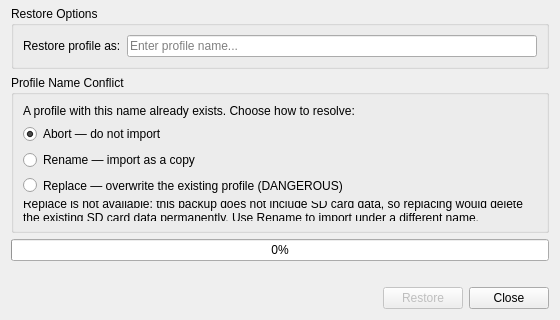
Qt form oscar/restoredialog.ui (tomasohara/OSCAR-SQL) before a commit; both pictures show x 0 to 560 and y 392 to 712 of the 560 by 712 pixel window.
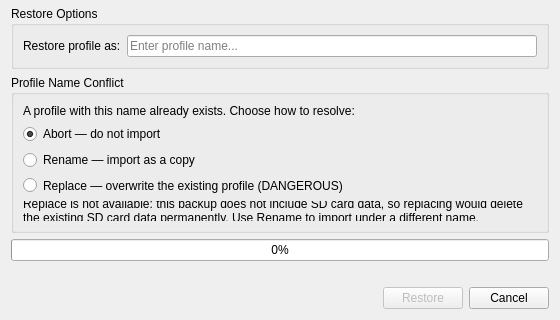
The same form after that commit.

Commit message:
Fix Restore dialog showing Close instead of Cancel
The dialog always dismisses itself on success (via accept()), so
the button should say Cancel at all times except during active
cancellation. Changed the UI default and onRestoreFailed() reset.

Patch:
```diff
--- a/oscar/restoredialog.ui
+++ b/oscar/restoredialog.ui
@@ -429,7 +429,7 @@
      <item>
       <widget class="QPushButton" name="closeButton">
        <property name="text">
-        <string>Close</string>
+        <string>Cancel</string>
        </property>
       </widget>
      </item>
```
The commit also changes 1 other file.
